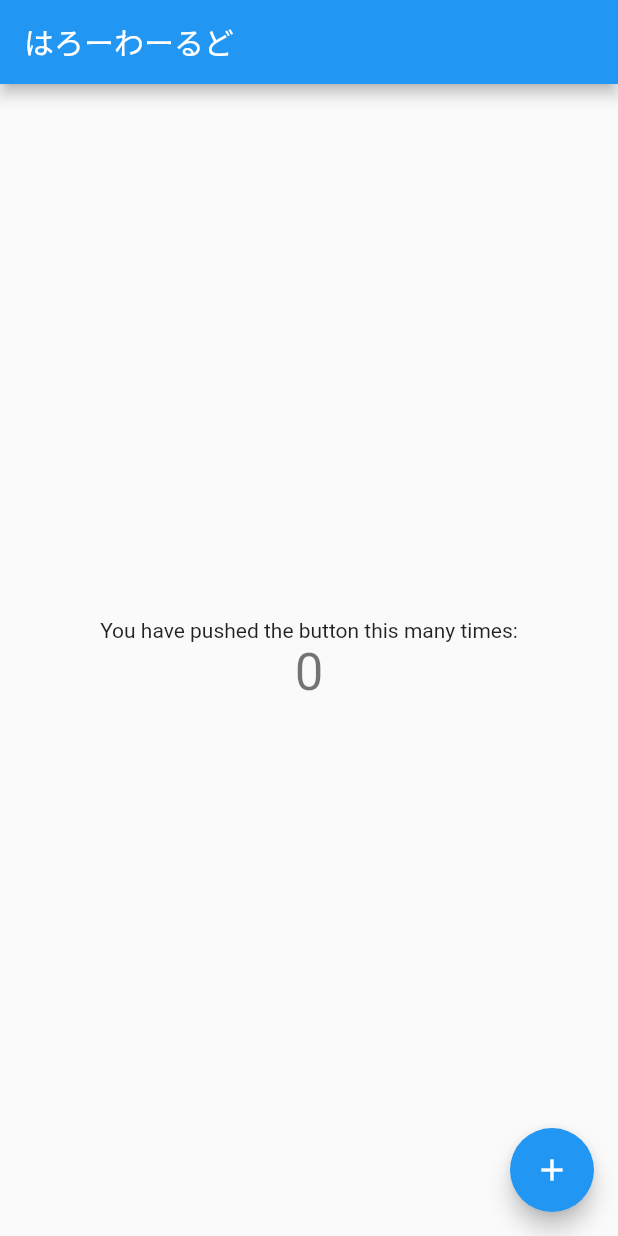
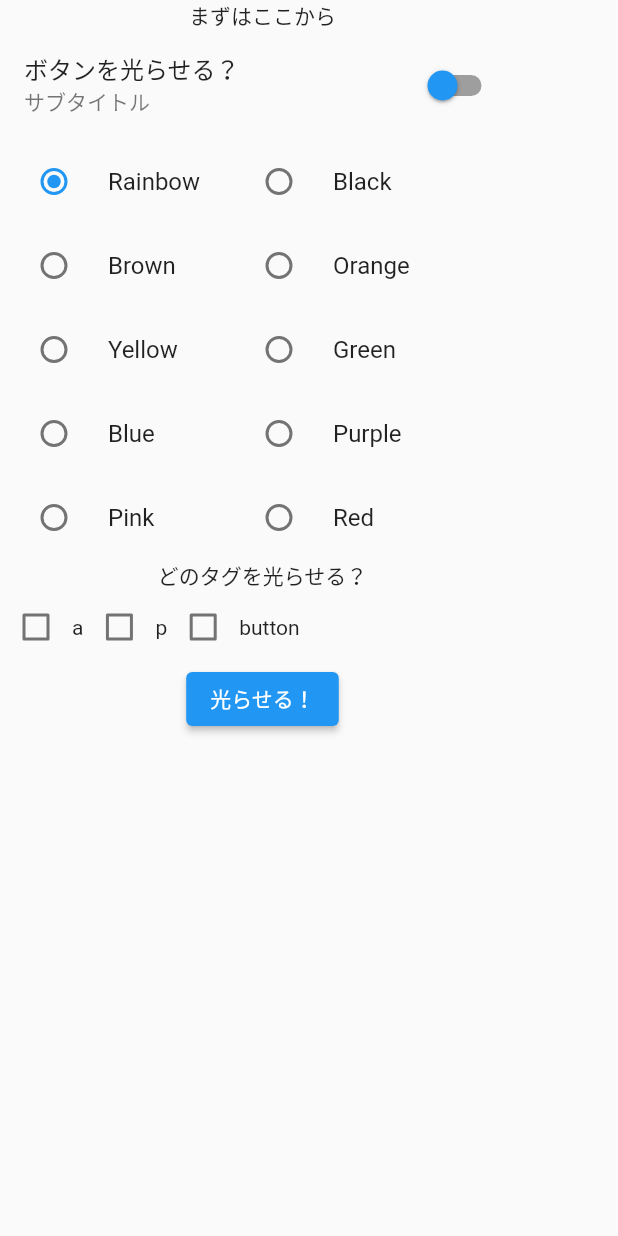
Before and after one commit to futa-ai/rainbow-button, a Flutter app: the screen it shows after launch, on a phone screen of 412 x 824 dp. Run offline on Flutter 3.47's test engine with Material 2 defaults, Android fonts, the phone set to English and light mode, and no system bars.

Commit message:
設定画面UIの最低限を実装

```diff
--- a/flutter_project/lib/main.dart
+++ b/flutter_project/lib/main.dart
@@ -7,109 +7,270 @@ void main() {
 class MyApp extends StatelessWidget {
   const MyApp({Key? key}) : super(key: key);
 
-  // This widget is the root of your application.
   @override
   Widget build(BuildContext context) {
     return MaterialApp(
-      title: 'Flutter Demo',
+      title: 'rainbow button',
       theme: ThemeData(
-        // This is the theme of your application.
-        //
-        // Try running your application with "flutter run". You'll see the
-        // application has a blue toolbar. Then, without quitting the app, try
-        // changing the primarySwatch below to Colors.green and then invoke
-        // "hot reload" (press "r" in the console where you ran "flutter run",
-        // or simply save your changes to "hot reload" in a Flutter IDE).
-        // Notice that the counter didn't reset back to zero; the application
-        // is not restarted.
         primarySwatch: Colors.blue,
       ),
-      home: const MyHomePage(title: 'はろーわーるど'),
+      home: const MyHomePage(),
     );
   }
 }
 
+enum RadioValue { RAINBOW, BLACK, BROWN, ORANGE, YELLOW, GREEN, BLUE, PURPLE, PINK, RED }
+var _isChecked = List.filled(3, false);
+List<String> tagName = [];
+String colorName = "";
+
 class MyHomePage extends StatefulWidget {
-  const MyHomePage({Key? key, required this.title}) : super(key: key);
-
-  // This widget is the home page of your application. It is stateful, meaning
-  // that it has a State object (defined below) that contains fields that affect
-  // how it looks.
-
-  // This class is the configuration for the state. It holds the values (in this
-  // case the title) provided by the parent (in this case the App widget) and
-  // used by the build method of the State. Fields in a Widget subclass are
-  // always marked "final".
-
-  final String title;
+  const MyHomePage({Key? key}) : super(key: key);
 
   @override
   State<MyHomePage> createState() => _MyHomePageState();
 }
 
 class _MyHomePageState extends State<MyHomePage> {
-  int _counter = 0;
-
-  void _incrementCounter() {
-    setState(() {
-      // This call to setState tells the Flutter framework that something has
-      // changed in this State, which causes it to rerun the build method below
-      // so that the display can reflect the updated values. If we changed
-      // _counter without calling setState(), then the build method would not be
-      // called again, and so nothing would appear to happen.
-      _counter++;
-    });
-  }
-
+  bool _active = false;
+  void _changeSwitch(bool e) => setState(() => _active = e);
+  RadioValue _gValue = RadioValue.RAINBOW;
   @override
   Widget build(BuildContext context) {
-    // This method is rerun every time setState is called, for instance as done
-    // by the _incrementCounter method above.
-    //
-    // The Flutter framework has been optimized to make rerunning build methods
-    // fast, so that you can just rebuild anything that needs updating rather
-    // than having to individually change instances of widgets.
     return Scaffold(
-      appBar: AppBar(
-        // Here we take the value from the MyHomePage object that was created by
-        // the App.build method, and use it to set our appbar title.
-        title: Text(widget.title),
-      ),
-      body: Center(
-        // Center is a layout widget. It takes a single child and positions it
-        // in the middle of the parent.
+      appBar: null,
+      body: Container(
+        width: 350,
         child: Column(
-          // Column is also a layout widget. It takes a list of children and
-          // arranges them vertically. By default, it sizes itself to fit its
-          // children horizontally, and tries to be as tall as its parent.
-          //
-          // Invoke "debug painting" (press "p" in the console, choose the
-          // "Toggle Debug Paint" action from the Flutter Inspector in Android
-          // Studio, or the "Toggle Debug Paint" command in Visual Studio Code)
-          // to see the wireframe for each widget.
-          //
-          // Column has various properties to control how it sizes itself and
-          // how it positions its children. Here we use mainAxisAlignment to
-          // center the children vertically; the main axis here is the vertical
-          // axis because Columns are vertical (the cross axis would be
-          // horizontal).
-          mainAxisAlignment: MainAxisAlignment.center,
-          children: <Widget>[
-            const Text(
-              'You have pushed the button this many times:',
+          children: [
+            Column(
+              children: [
+                const Text('まずはここから'),
+                SwitchListTile(
+                  value: _active,
+                  activeColor: Colors.orange,
+                  activeTrackColor: Colors.red,
+                  inactiveThumbColor: Colors.blue,
+                  inactiveTrackColor: Colors.grey,
+                  /// アイコンを付けるならここ
+                  // secondary: new Icon(
+                  //   Icons.thumb_up,
+                  //   color: _active ? Colors.orange[700] : Colors.grey[500],
+                  //   size: 50.0,
+                  // ),
+                  title: const Text('ボタンを光らせる？'),
+                  subtitle: const Text('サブタイトル'),
+                  onChanged: _changeSwitch,
+                ),
+                Row(
+                  children: [
+                    SizedBox(
+                      width: 150,
+                      child: RadioListTile(
+                        title: const Text('Rainbow'),
+                        value: RadioValue.RAINBOW,
+                        groupValue: _gValue,
+                        onChanged: (value) => _onRadioSelected(value),
+                      ),
+                    ),
+                    SizedBox(
+                      width: 150,
+                      child: RadioListTile(
+                        title: const Text('Black'),
+                        value: RadioValue.BLACK,
+                        groupValue: _gValue,
+                        onChanged: (value) => _onRadioSelected(value),
+                      ),
+                    ),
+                  ],
+                ),
+                Row(
+                  children: [
+                    SizedBox(
+                      width: 150,
+                      child: RadioListTile(
+                        title: const Text('Brown'),
+                        value: RadioValue.BROWN,
+                        groupValue: _gValue,
+                        onChanged: (value) => _onRadioSelected(value),
+                      ),
+                    ),
+                    SizedBox(
+                      width: 150,
+                      child: RadioListTile(
+                        title: const Text('Orange'),
+                        value: RadioValue.ORANGE,
+                        groupValue: _gValue,
+                        onChanged: (value) => _onRadioSelected(value),
+                      ),
+                    ),
+                  ],
+                ),
+                Row(
+                  children: [
+                    SizedBox(
+                      width: 150,
+                      child: RadioListTile(
+                        title: const Text('Yellow'),
+                        value: RadioValue.YELLOW,
+                        groupValue: _gValue,
+                        onChanged: (value) => _onRadioSelected(value),
+                      ),
+                    ),
+                    SizedBox(
+                      width: 150,
+                      child: RadioListTile(
+                        title: const Text('Green'),
+                        value: RadioValue.GREEN,
+                        groupValue: _gValue,
+                        onChanged: (value) => _onRadioSelected(value),
+                      ),
+                    ),
+                  ],
+                ),
+                Row(
+                  children: [
+                    SizedBox(
+                      width: 150,
+                      child: RadioListTile(
+                        title: const Text('Blue'),
+                        value: RadioValue.BLUE,
+                        groupValue: _gValue,
+                        onChanged: (value) => _onRadioSelected(value),
+                      ),
+                    ),
+                    SizedBox(
+                      width: 150,
+                      child: RadioListTile(
+                        title: const Text('Purple'),
+                        value: RadioValue.PURPLE,
+                        groupValue: _gValue,
+                        onChanged: (value) => _onRadioSelected(value),
+                      ),
+                    ),
+                  ],
+                ),
+                Row(
+                  children: [
+                    SizedBox(
+                      width: 150,
+                      child: RadioListTile(
+                        title: const Text('Pink'),
+                        value: RadioValue.PINK,
+                        groupValue: _gValue,
+                        onChanged: (value) => _onRadioSelected(value),
+                      ),
+                    ),
+                    SizedBox(
+                      width: 150,
+                      child: RadioListTile(
+                        title: const Text('Red'),
+                        value: RadioValue.RED,
+                        groupValue: _gValue,
+                        onChanged: (value) => _onRadioSelected(value),
+                      ),
+                    ),
+                  ],
+                ),
+              ],
             ),
-            Text(
-              '$_counter',
-              style: Theme.of(context).textTheme.headline4,
+            Column(
+              children: [
+                const Text('どのタグを光らせる？'),
+                Row(
+                  children: [
+                    Checkbox(
+                      checkColor: Colors.white,
+                      activeColor: Colors.blue,
+                      value: _isChecked[0],
+                      onChanged: (bool? value) {
+                        _handleCheckbox(0, !_isChecked[0]);
+                      },
+                    ),
+                    const Text('a'),
+                    Checkbox(
+                      checkColor: Colors.white,
+                      activeColor: Colors.blue,
+                      value: _isChecked[1],
+                      onChanged: (bool? value) {
+                        _handleCheckbox(1, !_isChecked[1]);
+                      },
+                    ),
+                    const Text('p'),
+                    Checkbox(
+                      checkColor: Colors.white,
+                      activeColor: Colors.blue,
+                      value: _isChecked[2],
+                      onChanged: (bool? value) {
+                        _handleCheckbox(2, !_isChecked[2]);
+                      },
+                    ),
+                    const Text('button'),
+                  ],
+                ),
+              ],
             ),
+            ElevatedButton(
+              onPressed: () async{
+                switch(_gValue){
+                  case RadioValue.RAINBOW:
+                    colorName = "rainbow";
+                    break;
+                  case RadioValue.BLACK:
+                    colorName = "black";
+                    break;
+                  case RadioValue.BROWN:
+                    colorName = "brown";
+                    break;
+                  case RadioValue.ORANGE:
+                    colorName = "orange";
+                    break;
+                  case RadioValue.YELLOW:
+                    colorName = "yellow";
+                    break;
+                  case RadioValue.GREEN:
+                    colorName = "green";
+                    break;
+                  case RadioValue.BLUE:
+                    colorName = "blue";
+                    break;
+                  case RadioValue.PURPLE:
+                    colorName = "purple";
+                    break;
+                  case RadioValue.PINK:
+                    colorName = "pink";
+                    break;
+                  case RadioValue.RED:
+                    colorName = "red";
+                    break;
+                  default:
+                    debugPrint('【異常】： switch文の引数になりえないデータです。');
+                    break;
+                }
+                debugPrint('色は$colorNameです');
+                if(_isChecked[0]) tagName.add('a');
+                if(_isChecked[1]) tagName.add('p');
+                if(_isChecked[2]) tagName.add('button');
+                debugPrint('タグは$tagNameです');
+              },
+              child: const Text('光らせる！'),
+            )
           ],
         ),
       ),
-      floatingActionButton: FloatingActionButton(
-        onPressed: _incrementCounter,
-        tooltip: 'Increment',
-        child: const Icon(Icons.add),
-      ), // This trailing comma makes auto-formatting nicer for build methods.
     );
   }
+
+  _onRadioSelected(value) {
+    setState(() {
+      _gValue = value;
+    });
+
+  }
+
+  void _handleCheckbox(int i, bool value) {
+    setState(() {
+      _isChecked[i] = value;
+    });
+  }
 }
```
Also changed, not shown: flutter_project/pubspec.lock.
